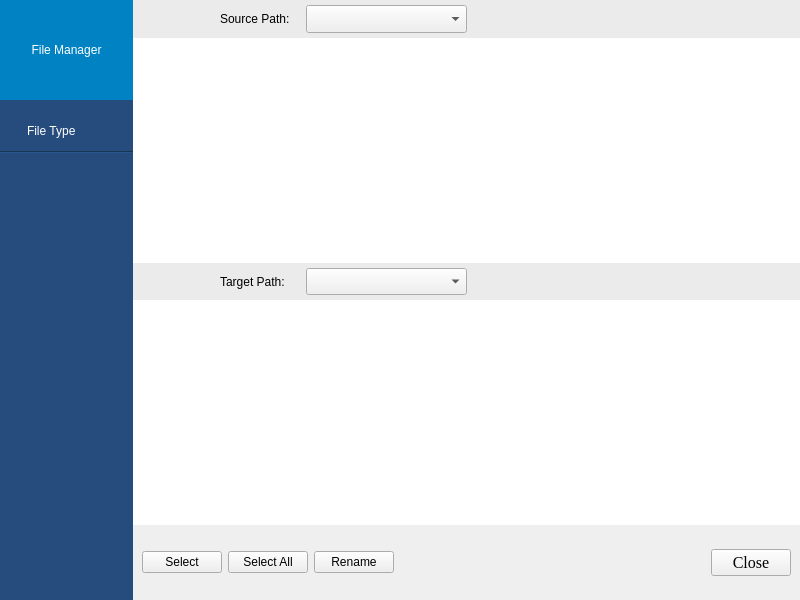
This is ui/dialog/filemanagerdialog.ui in 15903016222/Voice as Qt 5 draws it before an edit. The edited form follows.
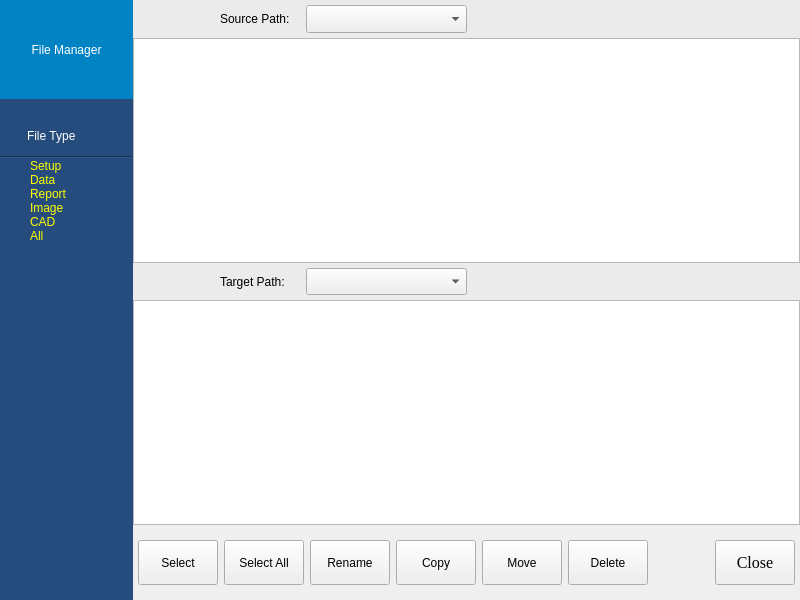
This is the edited form.

Commit message: Updated:更新文件管理类的ui

What changed in the file:
```diff
--- a/ui/dialog/filemanagerdialog.ui
+++ b/ui/dialog/filemanagerdialog.ui
@@ -13,6 +13,34 @@
   <property name="windowTitle">
    <string>Dialog</string>
   </property>
+  <property name="styleSheet">
+   <string notr="true">QWidget QListWidget{
+	font: 14pt 'Arial';
+	outline: 0px;
+}
+
+QWidget QListWidget::item{
+	background-color: rgb(0, 0, 0, 0);
+	color: yellow;
+}
+
+QWidget QListWidget:item:Selected{
+	background-color: rgba(0, 0, 0, 0);
+	color: red;
+}
+
+QWidget QTableView{
+	font: 14pt 'Arial';
+	color: gray;
+}
+
+QWidget QTableView::item{
+	font: 14pt 'Arial';
+	color: gray;
+	selection-background-color: rgba(170, 255, 255);
+}
+</string>
+  </property>
   <layout class="QGridLayout" name="gridLayout" rowstretch="7,7,2" columnstretch="1,5">
    <property name="leftMargin">
     <number>0</number>
@@ -45,7 +73,7 @@
 	background-color: rgb(235, 235, 235);
 }</string>
      </property>
-     <layout class="QGridLayout" name="gridLayout_3" rowstretch="1,6" columnstretch="1">
+     <layout class="QGridLayout" name="gridLayout_3" rowstretch="1,6" columnstretch="0">
       <property name="leftMargin">
        <number>0</number>
       </property>
@@ -64,22 +92,6 @@
       <property name="verticalSpacing">
        <number>0</number>
       </property>
-      <item row="1" column="0">
-       <widget class="QTableView" name="tableView_2">
-        <property name="focusPolicy">
-         <enum>Qt::NoFocus</enum>
-        </property>
-        <property name="frameShape">
-         <enum>QFrame::NoFrame</enum>
-        </property>
-        <property name="selectionMode">
-         <enum>QAbstractItemView::NoSelection</enum>
-        </property>
-        <property name="showGrid">
-         <bool>false</bool>
-        </property>
-       </widget>
-      </item>
       <item row="0" column="0">
        <widget class="QWidget" name="widget_5" native="true">
         <layout class="QGridLayout" name="gridLayout_6" columnstretch="1,1">
@@ -158,6 +170,22 @@
         </layout>
        </widget>
       </item>
+      <item row="1" column="0">
+       <widget class="QTableView" name="tableView_2">
+        <property name="horizontalScrollBarPolicy">
+         <enum>Qt::ScrollBarAlwaysOff</enum>
+        </property>
+        <property name="selectionBehavior">
+         <enum>QAbstractItemView::SelectRows</enum>
+        </property>
+        <property name="showGrid">
+         <bool>true</bool>
+        </property>
+        <attribute name="verticalHeaderVisible">
+         <bool>false</bool>
+        </attribute>
+       </widget>
+      </item>
      </layout>
     </widget>
    </item>
@@ -168,19 +196,43 @@
 	font: 75 12pt &quot;Times New Roman&quot;;
 }</string>
      </property>
-     <layout class="QGridLayout" name="gridLayout_5" columnstretch="5,1,0,0,0">
-      <item row="0" column="0">
-       <widget class="QPushButton" name="pushButton">
+     <layout class="QGridLayout" name="gridLayout_5" columnstretch="5,1,0,0,0,0,0,0">
+      <property name="leftMargin">
+       <number>5</number>
+      </property>
+      <property name="topMargin">
+       <number>15</number>
+      </property>
+      <property name="rightMargin">
+       <number>5</number>
+      </property>
+      <property name="bottomMargin">
+       <number>15</number>
+      </property>
+      <item row="1" column="2">
+       <widget class="QPushButton" name="pushButton_rename">
+        <property name="sizePolicy">
+         <sizepolicy hsizetype="Preferred" vsizetype="Preferred">
+          <horstretch>0</horstretch>
+          <verstretch>0</verstretch>
+         </sizepolicy>
+        </property>
         <property name="focusPolicy">
          <enum>Qt::NoFocus</enum>
         </property>
         <property name="text">
-         <string>Select</string>
+         <string>Rename</string>
         </property>
        </widget>
       </item>
-      <item row="0" column="1">
-       <widget class="QPushButton" name="pushButton_2">
+      <item row="1" column="1">
+       <widget class="QPushButton" name="pushButton_selectAll">
+        <property name="sizePolicy">
+         <sizepolicy hsizetype="Preferred" vsizetype="Preferred">
+          <horstretch>0</horstretch>
+          <verstretch>0</verstretch>
+         </sizepolicy>
+        </property>
         <property name="focusPolicy">
          <enum>Qt::NoFocus</enum>
         </property>
@@ -189,10 +241,26 @@
         </property>
        </widget>
       </item>
-      <item row="0" column="4">
+      <item row="1" column="0">
+       <widget class="QPushButton" name="pushButton_select">
+        <property name="sizePolicy">
+         <sizepolicy hsizetype="Preferred" vsizetype="Preferred">
+          <horstretch>0</horstretch>
+          <verstretch>0</verstretch>
+         </sizepolicy>
+        </property>
+        <property name="focusPolicy">
+         <enum>Qt::NoFocus</enum>
+        </property>
+        <property name="text">
+         <string>Select</string>
+        </property>
+       </widget>
+      </item>
+      <item row="1" column="7">
        <widget class="QPushButton" name="pushButton_close">
         <property name="sizePolicy">
-         <sizepolicy hsizetype="Preferred" vsizetype="Fixed">
+         <sizepolicy hsizetype="Preferred" vsizetype="Preferred">
           <horstretch>0</horstretch>
           <verstretch>0</verstretch>
          </sizepolicy>
@@ -217,7 +285,7 @@
         </property>
        </widget>
       </item>
-      <item row="0" column="3">
+      <item row="1" column="6">
        <spacer name="horizontalSpacer">
         <property name="orientation">
          <enum>Qt::Horizontal</enum>
@@ -230,13 +298,51 @@
         </property>
        </spacer>
       </item>
-      <item row="0" column="2">
-       <widget class="QPushButton" name="pushButton_3">
+      <item row="1" column="3">
+       <widget class="QPushButton" name="pushButton_copy">
+        <property name="sizePolicy">
+         <sizepolicy hsizetype="Preferred" vsizetype="Preferred">
+          <horstretch>0</horstretch>
+          <verstretch>0</verstretch>
+         </sizepolicy>
+        </property>
         <property name="focusPolicy">
          <enum>Qt::NoFocus</enum>
         </property>
         <property name="text">
-         <string>Rename</string>
+         <string>Copy</string>
+        </property>
+       </widget>
+      </item>
+      <item row="1" column="4">
+       <widget class="QPushButton" name="pushButton_move">
+        <property name="sizePolicy">
+         <sizepolicy hsizetype="Preferred" vsizetype="Preferred">
+          <horstretch>0</horstretch>
+          <verstretch>0</verstretch>
+         </sizepolicy>
+        </property>
+        <property name="focusPolicy">
+         <enum>Qt::NoFocus</enum>
+        </property>
+        <property name="text">
+         <string>Move</string>
+        </property>
+       </widget>
+      </item>
+      <item row="1" column="5">
+       <widget class="QPushButton" name="pushButton_delete">
+        <property name="sizePolicy">
+         <sizepolicy hsizetype="Preferred" vsizetype="Preferred">
+          <horstretch>0</horstretch>
+          <verstretch>0</verstretch>
+         </sizepolicy>
+        </property>
+        <property name="focusPolicy">
+         <enum>Qt::NoFocus</enum>
+        </property>
+        <property name="text">
+         <string>Delete</string>
         </property>
        </widget>
       </item>
@@ -359,21 +465,18 @@
       </item>
       <item row="1" column="0">
        <widget class="QTableView" name="tableView_1">
-        <property name="focusPolicy">
-         <enum>Qt::NoFocus</enum>
+        <property name="horizontalScrollBarPolicy">
+         <enum>Qt::ScrollBarAlwaysOff</enum>
         </property>
-        <property name="frameShape">
-         <enum>QFrame::NoFrame</enum>
-        </property>
-        <property name="autoScroll">
-         <bool>true</bool>
-        </property>
-        <property name="selectionMode">
-         <enum>QAbstractItemView::NoSelection</enum>
+        <property name="selectionBehavior">
+         <enum>QAbstractItemView::SelectRows</enum>
         </property>
         <property name="showGrid">
          <bool>false</bool>
         </property>
+        <attribute name="verticalHeaderVisible">
+         <bool>false</bool>
+        </attribute>
        </widget>
       </item>
      </layout>
@@ -411,9 +514,6 @@
       <property name="bottomMargin">
        <number>0</number>
       </property>
-      <property name="spacing">
-       <number>0</number>
-      </property>
       <item row="0" column="0">
        <widget class="QLabel" name="label_1">
         <property name="text">
@@ -455,19 +555,6 @@
          <property name="spacing">
           <number>0</number>
          </property>
-         <item row="2" column="1">
-          <widget class="QListView" name="listView">
-           <property name="frameShape">
-            <enum>QFrame::NoFrame</enum>
-           </property>
-           <property name="verticalScrollBarPolicy">
-            <enum>Qt::ScrollBarAlwaysOff</enum>
-           </property>
-           <property name="horizontalScrollBarPolicy">
-            <enum>Qt::ScrollBarAlwaysOff</enum>
-           </property>
-          </widget>
-         </item>
          <item row="2" column="0">
           <spacer name="horizontalSpacer_4">
            <property name="orientation">
@@ -498,6 +585,52 @@
            </property>
           </widget>
          </item>
+         <item row="2" column="1">
+          <widget class="QListWidget" name="listWidget">
+           <property name="frameShape">
+            <enum>QFrame::NoFrame</enum>
+           </property>
+           <property name="verticalScrollBarPolicy">
+            <enum>Qt::ScrollBarAlwaysOff</enum>
+           </property>
+           <property name="horizontalScrollBarPolicy">
+            <enum>Qt::ScrollBarAlwaysOff</enum>
+           </property>
+           <property name="spacing">
+            <number>8</number>
+           </property>
+           <item>
+            <property name="text">
+             <string>Setup</string>
+            </property>
+           </item>
+           <item>
+            <property name="text">
+             <string>Data</string>
+            </property>
+           </item>
+           <item>
+            <property name="text">
+             <string>Report</string>
+            </property>
+           </item>
+           <item>
+            <property name="text">
+             <string>Image</string>
+            </property>
+           </item>
+           <item>
+            <property name="text">
+             <string>CAD</string>
+            </property>
+           </item>
+           <item>
+            <property name="text">
+             <string>All</string>
+            </property>
+           </item>
+          </widget>
+         </item>
         </layout>
        </widget>
       </item>
```
Left out of the diff: 26 changed lines with no effect on the pictures.
